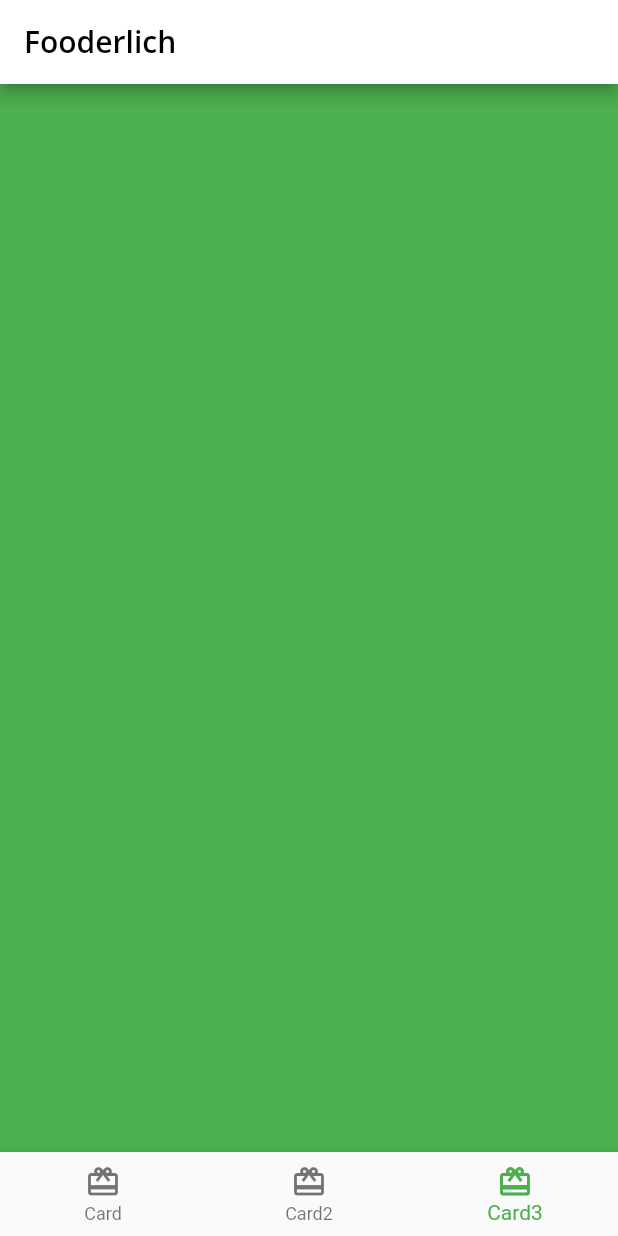
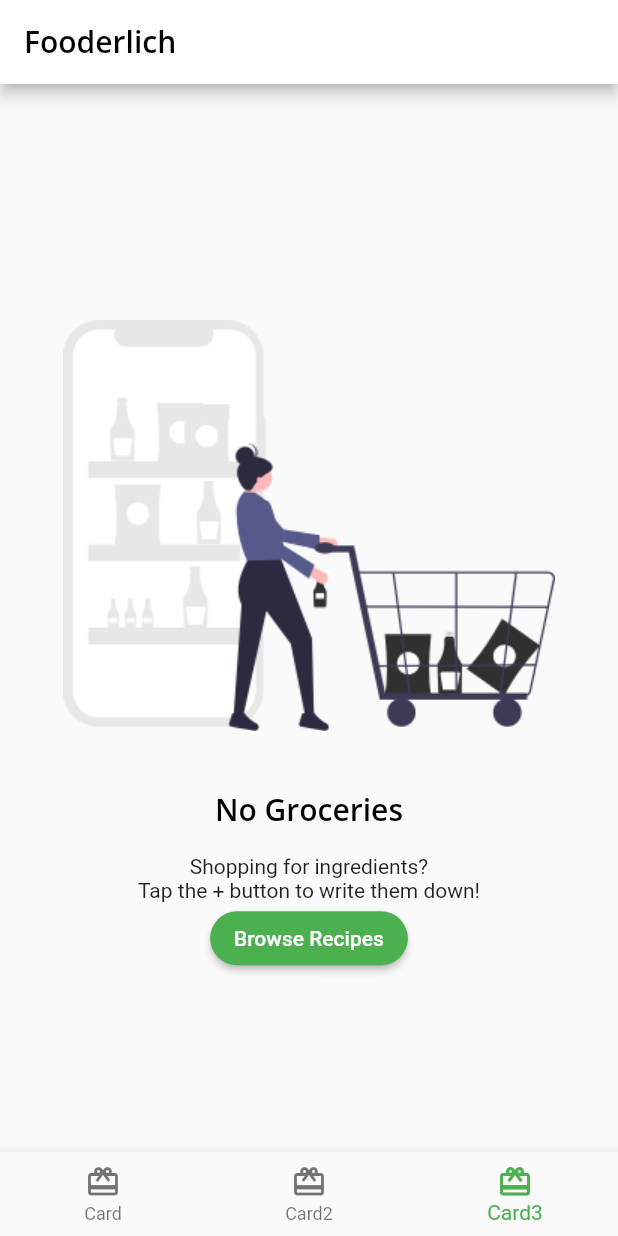
Before and after one commit to HEY-BLOOD/flutter-apprentice-materials, a Flutter app: the screen it shows after launch, item 3 of the bottom bar chosen, on a phone screen of 412 x 824 dp. Run offline on Flutter 3.47's test engine with Material 2 defaults, Android fonts, the phone set to English and light mode, and no system bars; our stand-ins replace google_fonts.

Commit message:
Chpater 6: Creating the empty Grocery screen

```diff
--- /dev/null
+++ b/fooderlich/lib/screens/empty_grocery_screen.dart
@@ -0,0 +1,45 @@
+import 'package:flutter/material.dart';
+
+class EmptyGroceryScreen extends StatelessWidget {
+  const EmptyGroceryScreen({super.key});
+  @override
+  Widget build(BuildContext context) {
+    return Padding(
+      padding: const EdgeInsets.all(30.0),
+      child: Center(
+        child: Column(
+          mainAxisAlignment: MainAxisAlignment.center,
+          children: [
+            Flexible(
+              child: AspectRatio(
+                aspectRatio: 1 / 1,
+                child: Image.asset('assets/fooderlich_assets/empty_list.png'),
+              ),
+            ),
+            Text(
+              'No Groceries',
+              style: Theme.of(context).textTheme.headline6,
+            ),
+            const SizedBox(height: 16.0),
+            const Text(
+              'Shopping for ingredients?\n'
+              'Tap the + button to write them down!',
+              textAlign: TextAlign.center,
+            ),
+            MaterialButton(
+              textColor: Colors.white,
+              shape: RoundedRectangleBorder(
+                borderRadius: BorderRadius.circular(30.0),
+              ),
+              color: Colors.green,
+              onPressed: () {
+                // TODO: Go to Recipes Tab
+              },
+              child: const Text('Browse Recipes'),
+            ),
+          ],
+        ),
+      ),
+    );
+  }
+}
--- a/fooderlich/lib/screens/grocery_screen.dart
+++ b/fooderlich/lib/screens/grocery_screen.dart
@@ -1,11 +1,13 @@
 import 'package:flutter/material.dart';
+
+import 'empty_grocery_screen.dart';
 
 class GroceryScreen extends StatelessWidget {
   const GroceryScreen({super.key});
   @override
   Widget build(BuildContext context) {
-    // TODO: Replace with EmptyGroceryScreen
-    return Container(color: Colors.green);
+    // TODO: Add a scaffold widget
+    return const EmptyGroceryScreen();
   }
   // TODO: Add buildGroceryScreen
 }
```
Also changed, not shown: fooderlich/pubspec.yaml (+3 -4 lines).
